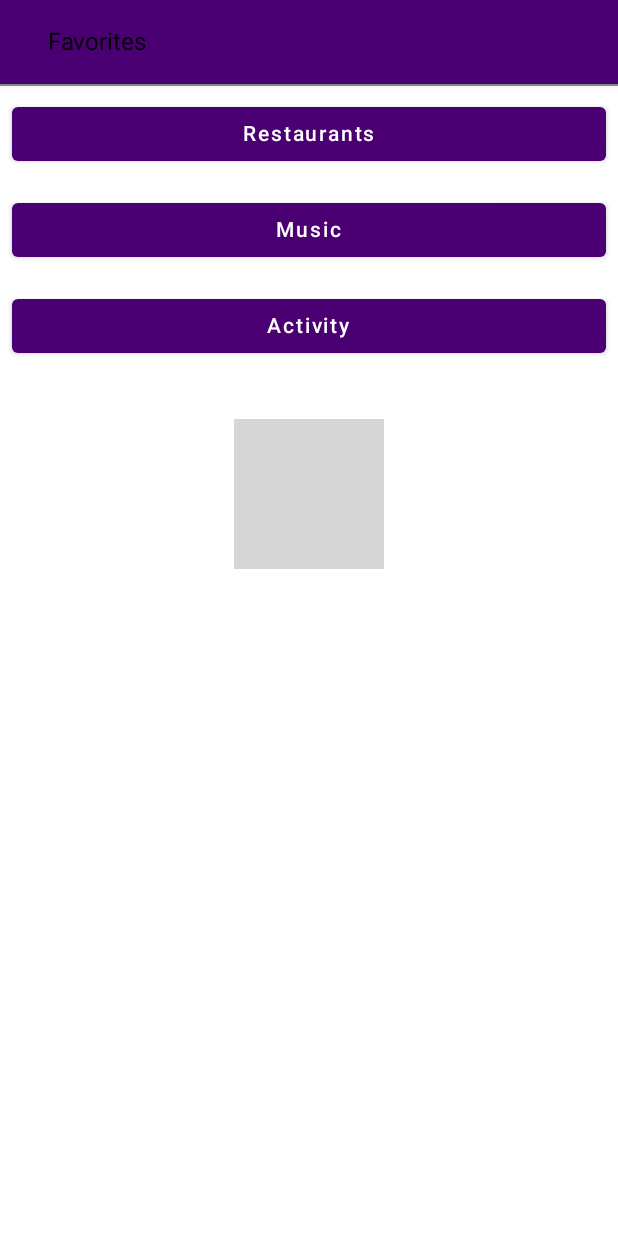
After one commit to AdamaCoulbaly/Project_1_Ravture_Bestie_App, an Android app built with Jetpack Compose: the JohnMain screen opened directly, with no data from a screen before it, on a phone screen of 412 x 824 dp. The commit adds this screen. Run offline under Robolectric (Android 15) with nearby library versions, the phone set to English and light mode, and no system bars; 1 statement that could not run was skipped; grey boxes are pictures that could not be loaded.

Commit message:
Worked abit on the background colors

```diff
--- a/app/src/main/AndroidManifest.xml
+++ b/app/src/main/AndroidManifest.xml
@@ -9,6 +9,11 @@
         android:roundIcon="@mipmap/ic_launcher_round"
         android:supportsRtl="true"
         android:theme="@style/Theme.Project_1_Ravture_Bestie_App">
+        <activity
+            android:name=".myui.JohnMain"
+            android:exported="false"
+            android:label="@string/title_activity_john_main"
+            android:theme="@style/Theme.Project_1_Ravture_Bestie_App" />
         <activity
             android:name=".myui.AfterLoginMainMenu"
             android:exported="false"
--- a/app/src/main/java/com/example/project_1_ravture_bestie_app/myui/AfterLoginMainMenu.kt
+++ b/app/src/main/java/com/example/project_1_ravture_bestie_app/myui/AfterLoginMainMenu.kt
@@ -67,7 +67,7 @@ fun MenuButtons() {
             modifier = Modifier.fillMaxWidth().padding(8.dp)
         ) {
             Button(
-                onClick = { },
+                onClick = {{context.startActivity(Intent(context,JohnMain::class.java)) } },
             ) {
                 Image(
                     painterResource(R.drawable.favorites),
@@ -79,7 +79,7 @@ fun MenuButtons() {
                 Text(text = "Favorites", Modifier.padding(start = 10.dp))
             }
             Button(
-                onClick = { /*TODO*/ },
+                onClick = {context.startActivity(Intent(context,MainActivityJacob::class.java))},
 
             ) {
                 Image(
@@ -92,7 +92,7 @@ fun MenuButtons() {
                 Text(text = "Events", Modifier.padding(start = 10.dp))
             }
             Button(
-                onClick = {context.startActivity(Intent(context,MainActivityJacob::class.java))},
+                onClick = {Toast.makeText(context,"Help on it way....",Toast.LENGTH_LONG).show()},
 
             ) {
                 Image(
--- /dev/null
+++ b/app/src/main/java/com/example/project_1_ravture_bestie_app/myui/JohnMain.kt
@@ -0,0 +1,150 @@
+package com.example.project_1_ravture_bestie_app.myui
+
+import android.content.Intent
+import android.os.Bundle
+import android.widget.Toast
+import androidx.activity.ComponentActivity
+import androidx.activity.compose.setContent
+import androidx.compose.foundation.Image
+import androidx.compose.foundation.border
+import androidx.compose.foundation.layout.*
+import androidx.compose.foundation.layout.R
+import androidx.compose.foundation.shape.CircleShape
+import androidx.compose.material.*
+import androidx.compose.runtime.Composable
+import androidx.compose.ui.Alignment
+import androidx.compose.ui.Modifier
+import androidx.compose.ui.draw.clip
+import androidx.compose.ui.graphics.Color
+import androidx.compose.ui.platform.LocalContext
+import androidx.compose.ui.res.painterResource
+import androidx.compose.ui.text.TextStyle
+import androidx.compose.ui.tooling.preview.Preview
+import androidx.compose.ui.unit.dp
+import androidx.compose.ui.unit.sp
+import com.example.project_1_ravture_bestie_app.ui.theme.Project_1_Ravture_Bestie_AppTheme
+import  com.example.project_1_ravture_bestie_app.*
+import  com.example.project_1_ravture_bestie_app.*
+import  com.example.project_1_ravture_bestie_app.myui.*
+
+import com.example.project_1_ravture_bestie_app.*
+
+
+class JohnMain : ComponentActivity() {
+    override fun onCreate(savedInstanceState: Bundle?) {
+        super.onCreate(savedInstanceState)
+        setContent {
+            Project_1_Ravture_Bestie_AppTheme {
+                // A surface container using the 'background' color from the theme
+                Surface(
+                    modifier = Modifier.fillMaxSize(),
+                    color = MaterialTheme.colors.background
+                ) {
+                    // AreaRestaurants(RestaurantMex)
+                    Column {
+
+                        SimpleTextComponent("Favorites")
+                        Divider(color = androidx.compose.ui.graphics.Color.Gray)
+                        FavoriteRestaurants("Restaurants")
+                        FavoriteMusic("Music")
+                        FavoriteActivity("Activity")
+                    }
+                }
+            }
+        }
+    }
+}
+
+@Composable
+fun SimpleTextComponent(text: String) {
+    TopAppBar(title = {
+
+        /*           navigationIcon = {
+                       Button(onClick = { /* doSomething() */ }) {
+                           (Icons.Filled.Menu)
+                       }
+                   }*/
+        Text(
+            text = text,
+            style = TextStyle(
+                fontSize = 16.sp,
+                color = Color.Black
+            ),
+            modifier = Modifier
+                .padding(16.dp)
+                .fillMaxWidth()
+        )}
+    )
+}
+
+
+@Composable
+fun FavoriteRestaurants(text: String) {
+    val context = LocalContext.current
+
+    Column {
+
+        // shape is used to give the shape to Compose UI elements.
+        Button(
+            onClick = {
+               // context.startActivity(Intent(context, RestaurantActivity::class.java))
+            },
+            modifier = Modifier
+                .padding(8.dp)
+                .fillMaxWidth()
+
+        ) {
+            Text("Restaurants")
+        }
+    }
+}
+
+@Composable
+fun FavoriteMusic(text: String) {
+    val context = LocalContext.current
+
+    Column {
+
+        // shape is used to give the shape to Compose UI elements.
+        Button(
+            onClick = {
+                Toast.makeText(context, "Thanks for clicking!", Toast.LENGTH_LONG).show()
+            },
+            modifier = Modifier
+                .padding(8.dp)
+                .fillMaxWidth(),
+
+            ) {
+            Text("Music")
+        }
+    }
+}
+
+@Composable
+fun FavoriteActivity(text: String) {
+    val context = LocalContext.current
+
+    Column (horizontalAlignment = Alignment.CenterHorizontally){
+
+        // shape is used to give the shape to Compose UI elements.
+        Button(
+            onClick = {
+                Toast.makeText(context, "Thanks for clicking!", Toast.LENGTH_LONG).show()
+            },
+            modifier = Modifier
+                .padding(8.dp)
+                .fillMaxWidth(),
+
+            ) {
+            Text("Activity")
+        }
+
+        Spacer(modifier = Modifier.height(30.dp))
+
+        Image(painter = painterResource(com.example.project_1_ravture_bestie_app.R.drawable.bestielogo), contentDescription = "App logo",
+            modifier= Modifier
+                .size(100.dp)
+                .clip(CircleShape)
+                .border(1.5.dp, MaterialTheme.colors.secondary, CircleShape))
+    }
+}
--- a/app/src/main/res/values/strings.xml
+++ b/app/src/main/res/values/strings.xml
@@ -7,4 +7,5 @@
     <string name="title_activity_after_login_screens">AfterLoginScreens</string>
     <string name="title_activity_after_login_main_screen">AfterLoginMainScreen</string>
     <string name="title_activity_after_login_main_menu">AfterLoginMainMenu</string>
+    <string name="title_activity_john_main">JohnMain</string>
 </resources>
```
Also changed, not shown: app/src/main/java/com/example/project_1_ravture_bestie_app/model/Restaurants.kt (added, +8 -0 lines), app/src/main/java/com/example/project_1_ravture_bestie_app/myui/RestaurantCard.kt (added, +70 -0 lines), app/src/main/java/com/example/project_1_ravture_bestie_app/myui/RestaurantMex.kt (added, +59 -0 lines), app/src/main/res/drawable/mexresaurant1.jpg (added), app/src/main/res/drawable/mexresaurant2.jpg (added), app/src/main/res/drawable/mexresaurant3.jpg (added), app/src/main/res/drawable/mexrestaurant4.jpg (added), app/src/main/res/drawable/mexrestaurant5.jpg (added), app/src/main/res/drawable/mexrestaurant6.jpg (added), app/src/main/res/drawable/mexrestaurant7.jpg (added), 3 other files.
